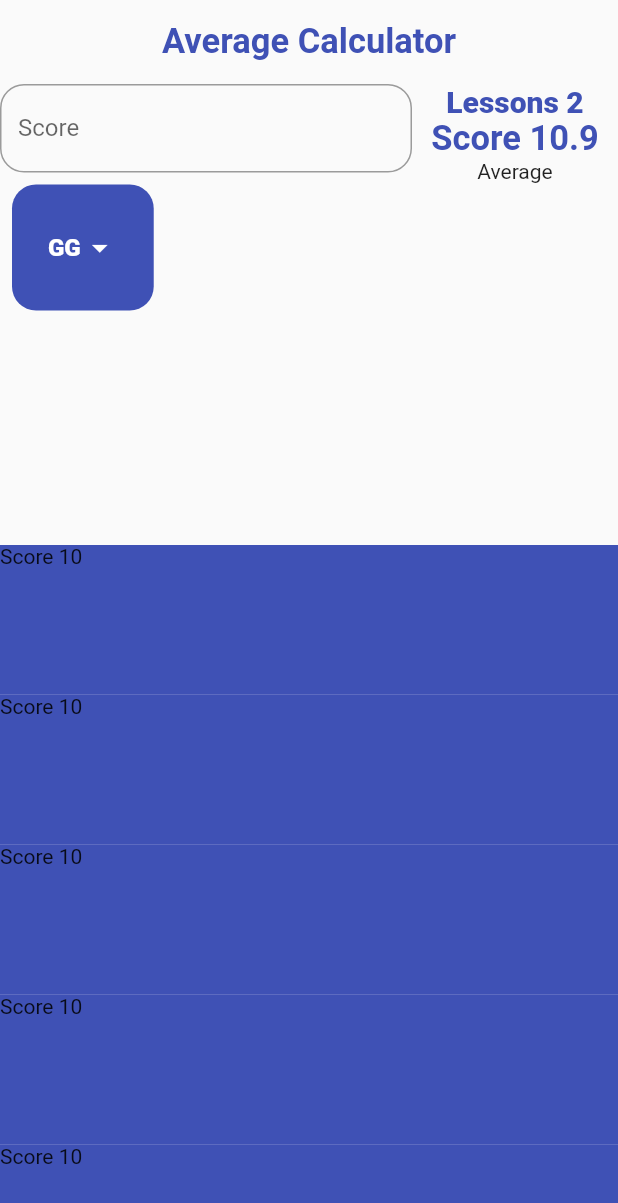
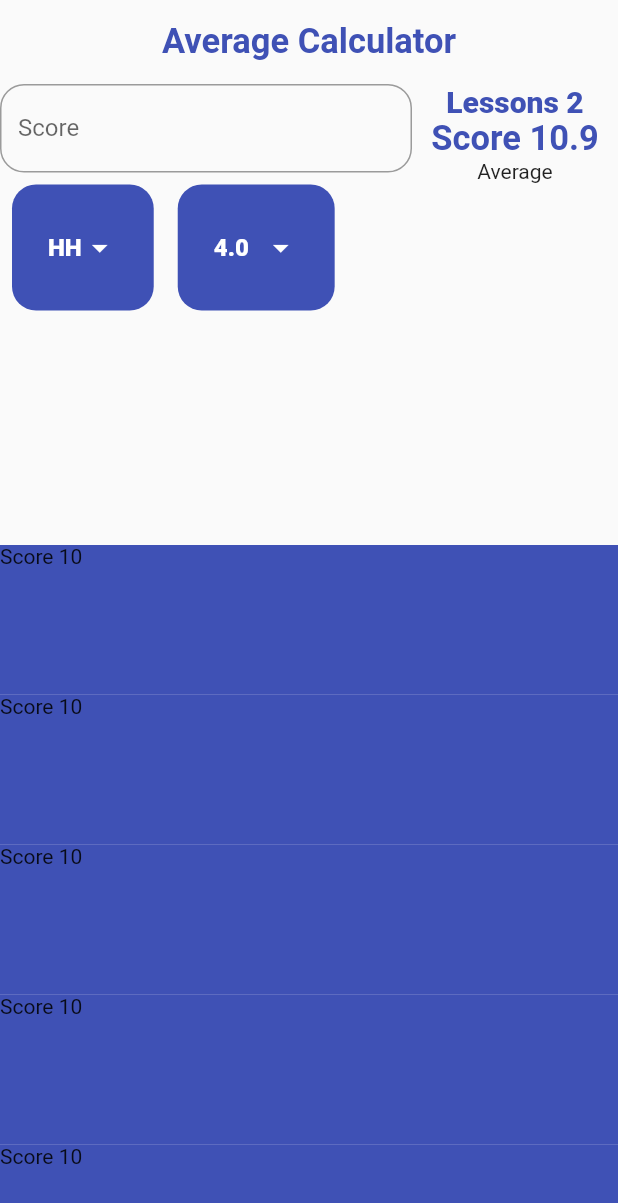
Before and after one commit to AliAltiyev/average_score, a Flutter app: the screen it shows after launch, on a phone screen of 412 x 824 dp. Shown: the top 1203 px of the screen. Run offline on Flutter 3.47's test engine with Material 2 defaults, Android fonts, the phone set to English and light mode, and no system bars; our stand-ins replace google_fonts; Roboto replaces fonts that are missing (Acme, Asap).

Commit message:
add new dropdownScore button

```diff
--- a/lib/data/drop_down_data.dart
+++ b/lib/data/drop_down_data.dart
@@ -2,9 +2,38 @@ import 'package:average_score/constants/constants.dart';
 import 'package:flutter/material.dart';
 
 class DropDownData {
-  static  List<String> scoreRangeList =
-   ["AA", "BA", "BB", "CB", "CC", "DC","DD","FD","FF","GF","GG","HG","HH"];
+  static List<String> scoreRangeList = [
+    "AA",
+    "BA",
+    "BB",
+    "CB",
+    "CC",
+    "DC",
+    "DD",
+    "FD",
+    "FF",
+    "GF",
+    "GG",
+    "HG",
+    "HH"
+  ];
 
+  static List<DropdownMenuItem<double>> createScoreNumbersList() {
+    List<double> scoreNumbers = [];
+
+    for (double i = 4; i <= 10; i = i + 0.5) {
+      scoreNumbers.add(i);
+    }
+    return scoreNumbers
+        .map((value) => DropdownMenuItem(
+              value: value,
+              child: Text(
+                value.toString(),
+                style: AppConstants.dropDownItemStyle,
+              ),
+            ))
+        .toList();
+  }
 
   static double convertScoresToNumber(String scores) {
     switch (scores) {
--- a/lib/pages/calculate_avarage_score_page.dart
+++ b/lib/pages/calculate_avarage_score_page.dart
@@ -13,7 +13,8 @@ class CalculateAverageScorePage extends StatefulWidget {
 
 class _CalculateAverageScorePageState extends State<CalculateAverageScorePage> {
   final formKey = GlobalKey<FormState>();
-  double dropDownValue = 5.0;
+
+  double dropDownValue = 4;
 
   @override
   Widget build(BuildContext context) {
@@ -73,12 +74,16 @@ class _CalculateAverageScorePageState extends State<CalculateAverageScorePage> {
                             const BorderSide(color: AppConstants.mainColor),
                         borderRadius: BorderRadius.circular(16))),
               )),
+          Row(
+            children: [
               Padding(
                 padding: const EdgeInsets.all(8.0),
                 child: Container(
-              padding: const EdgeInsets.symmetric(vertical: 18, horizontal: 24),
-
-              decoration: BoxDecoration(borderRadius: BorderRadius.circular(16),color: AppConstants.mainColor),
+                  padding:
+                      const EdgeInsets.symmetric(vertical: 18, horizontal: 24),
+                  decoration: BoxDecoration(
+                      borderRadius: BorderRadius.circular(16),
+                      color: AppConstants.mainColor),
                   child: DropdownButton<double>(
                     underline: Container(),
                     dropdownColor: AppConstants.mainColor.shade900,
@@ -89,13 +94,37 @@ class _CalculateAverageScorePageState extends State<CalculateAverageScorePage> {
                     onChanged: (double? value) {
                       setState(() {
                         dropDownValue = value!;
-                    debugPrint(dropDownValue.toString());
+                      });
+                    },
+                  ),
+                ),
+              ),
+              Padding(
+                padding: const EdgeInsets.all(8.0),
+                child: Container(
+                  padding:
+                      const EdgeInsets.symmetric(vertical: 18, horizontal: 24),
+                  decoration: BoxDecoration(
+                      borderRadius: BorderRadius.circular(16),
+                      color: AppConstants.mainColor),
+                  child: DropdownButton<double>(
+                    underline: Container(),
+                    dropdownColor: AppConstants.mainColor.shade900,
+                    iconEnabledColor: Colors.white,
+                    value: dropDownValue,
+                    elevation: 16,
+                    items: DropDownData.createScoreNumbersList(),
+                    onChanged: (value) {
+                      setState(() {
+                        dropDownValue = value!;
                       });
                     },
                   ),
                 ),
               )
             ],
+          )
+        ],
       ),
     );
   }
```
Lines whose indentation alone changed are shown as unchanged.
